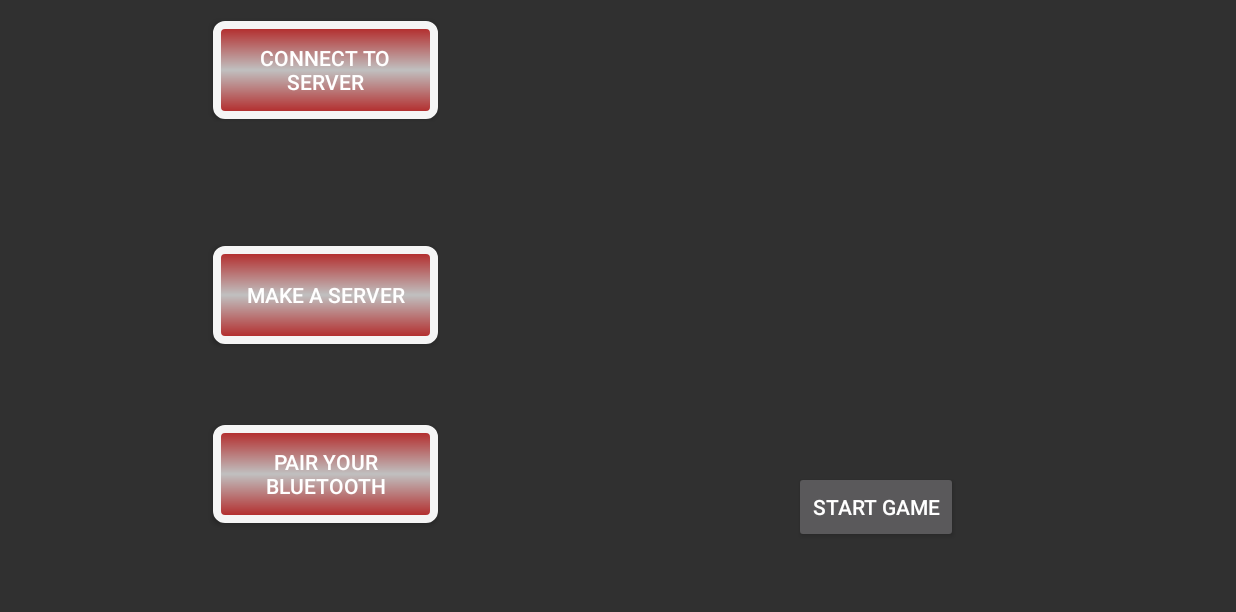
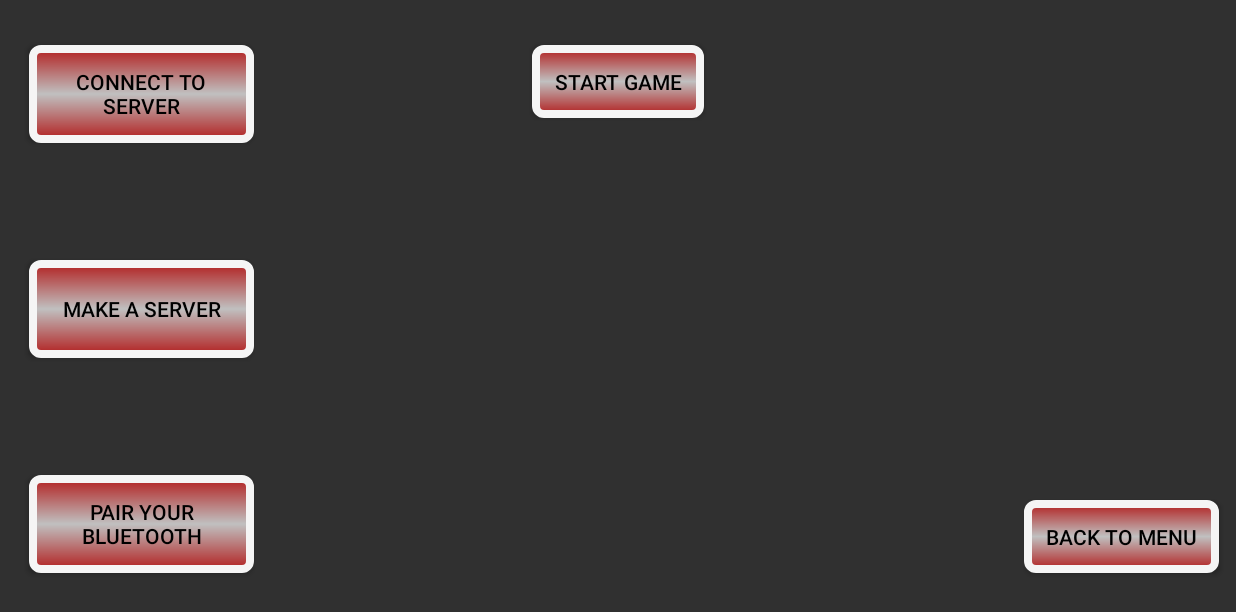
Before and after one commit to Lpo94/FragmentBase, an Android app: the fragment Fragment_Menu_Bluetooth placed in its activity, on a phone screen of 824 x 412 dp (held sideways). Shown: the top 612 px of the screen. Run offline under Robolectric (Android 15) with nearby library versions, the phone set to English and light mode, and no system bars.

Commit message:
Bluetooth ui

```diff
--- a/app/src/main/java/com/example/pc/fragmentbase/Fragments/Fragment_Menu_Bluetooth.java
+++ b/app/src/main/java/com/example/pc/fragmentbase/Fragments/Fragment_Menu_Bluetooth.java
@@ -343,6 +343,7 @@ public class Fragment_Menu_Bluetooth extends Fragment {
                 discover.setVisibility(view.INVISIBLE);
                 scan.setVisibility(view.INVISIBLE);
                 _back.setVisibility(view.INVISIBLE);
+                Connect.setVisibility(view.INVISIBLE);
                 break;
 
             default:
--- a/app/src/main/res/layout/fragment_fragment__menu__bluetooth2.xml
+++ b/app/src/main/res/layout/fragment_fragment__menu__bluetooth2.xml
@@ -4,43 +4,48 @@
 
     <Button
         android:id="@+id/btnVisListe"
-        android:layout_width="wrap_content"
-        android:layout_height="wrap_content"
-        android:layout_above="@+id/deviceListView"
-        android:layout_alignLeft="@+id/Server_button"
-        android:layout_alignStart="@+id/Server_button"
-        android:layout_marginBottom="12dp"
+        android:layout_width="190dp"
+        android:layout_height="45dp"
         android:background="@drawable/buttons"
-        android:text="Show Paired Devices" />
+        android:text="Show Paired Devices"
+        android:layout_alignBottom="@+id/Connect_button"
+        android:layout_alignParentRight="true"
+        android:layout_alignParentEnd="true"
+        android:textColor="#000000"/>
 
     <Button
         android:id="@+id/btnDiscover"
-        android:layout_width="wrap_content"
-        android:layout_height="wrap_content"
-        android:layout_alignBaseline="@+id/btnVisListe"
-        android:layout_alignBottom="@+id/btnVisListe"
-        android:layout_toLeftOf="@+id/btnBack"
-        android:layout_toStartOf="@+id/btnBack"
+        android:layout_width="190dp"
+        android:layout_height="45dp"
         android:background="@drawable/buttons"
-        android:text="Discover" />
+        android:text="Discover"
+        android:layout_alignTop="@+id/Server_button"
+        android:layout_alignParentRight="true"
+        android:layout_alignParentEnd="true"
+        android:textColor="#000000"/>
 
     <Button
         android:id="@+id/btnScan"
-        android:layout_width="wrap_content"
-        android:layout_height="wrap_content"
+        android:layout_width="190dp"
+        android:layout_height="45dp"
+        android:background="@drawable/buttons"
         android:text="Scan"
-        android:layout_alignBaseline="@+id/btnVisListe"
-        android:layout_alignBottom="@+id/btnVisListe"
-        android:layout_toRightOf="@+id/btnBack" />
+        android:layout_alignBaseline="@+id/btnConnect"
+        android:layout_alignBottom="@+id/btnConnect"
+        android:layout_alignParentRight="true"
+        android:layout_alignParentEnd="true"
+        android:textColor="#000000"/>
 
     <Button
         android:id="@+id/btnBack"
         android:layout_width="wrap_content"
         android:layout_height="wrap_content"
-        android:text="Back"
         android:layout_alignBaseline="@+id/BackM_button"
         android:layout_alignBottom="@+id/BackM_button"
-        android:layout_centerHorizontal="true" />
+        android:layout_centerHorizontal="true"
+        android:background="@drawable/buttons"
+        android:text="Back"
+        android:textColor="#000000"/>
 
     <Button
         android:id="@+id/Server_button"
@@ -48,71 +53,75 @@
         android:layout_height="65dp"
         android:background="@drawable/buttons"
         android:text="Make a server"
-        android:layout_above="@+id/Pair_button"
-        android:layout_toLeftOf="@+id/deviceListView"
-        android:layout_toStartOf="@+id/deviceListView"
-        android:layout_marginRight="20dp"
-        android:layout_marginEnd="20dp"
-        android:layout_marginBottom="54dp" />
+        android:layout_marginLeft="19dp"
+        android:layout_marginStart="19dp"
+        android:layout_centerVertical="true"
+        android:layout_alignParentLeft="true"
+        android:layout_alignParentStart="true"
+        android:textColor="#000000"/>
 
     <Button
         android:id="@+id/Connect_button"
         android:layout_width="150dp"
         android:layout_height="65dp"
+        android:layout_marginTop="30dp"
         android:background="@drawable/buttons"
         android:text="Connect to server"
-        android:layout_alignParentTop="true"
-        android:layout_alignLeft="@+id/Server_button"
-        android:layout_alignStart="@+id/Server_button"
-        android:layout_marginTop="14dp" />
+        android:layout_alignLeft="@id/Server_button"
+        android:layout_alignRight="@id/Server_button"
+        android:textColor="#000000"/>
 
     <Button
         android:id="@+id/Pair_button"
         android:layout_width="150dp"
         android:layout_height="65dp"
-        android:layout_marginBottom="13dp"
+        android:layout_marginBottom="30dp"
         android:background="@drawable/buttons"
         android:text="Pair your bluetooth"
-        android:layout_alignBottom="@+id/btnStartGame"
+        android:layout_alignParentBottom="true"
         android:layout_alignLeft="@+id/Server_button"
-        android:layout_alignStart="@+id/Server_button" />
+        android:layout_alignStart="@+id/Server_button"
+        android:textColor="#000000"/>
 
     <Button
         android:id="@+id/BackM_button"
         android:layout_width="wrap_content"
         android:layout_height="wrap_content"
-        android:layout_below="@+id/deviceListView"
-        android:layout_centerHorizontal="true"
-        android:layout_marginTop="15dp"
         android:background="@drawable/buttons"
-        android:text="Back to menu" />
+        android:text="Back to menu"
+        android:layout_alignBottom="@+id/Pair_button"
+        android:layout_alignParentRight="true"
+        android:layout_alignParentEnd="true"
+        android:layout_marginRight="11dp"
+        android:layout_marginEnd="11dp"
+        android:textColor="#000000"/>
 
     <ListView
         android:layout_width="200dp"
         android:layout_height="400dp"
         android:id="@+id/deviceListView"
-        android:layout_centerVertical="true"
-        android:layout_centerHorizontal="true" />
+        android:layout_alignParentTop="true"
+        android:layout_alignParentLeft="true"
+        android:layout_alignParentStart="true" />
 
     <Button
         android:id="@+id/btnConnect"
-        android:layout_width="wrap_content"
-        android:layout_height="wrap_content"
-        android:layout_alignBaseline="@+id/btnScan"
-        android:layout_alignBottom="@+id/btnScan"
-        android:layout_alignLeft="@+id/btnScan"
-        android:layout_alignStart="@+id/btnScan"
+        android:layout_width="190dp"
+        android:layout_height="45dp"
         android:background="@drawable/buttons"
-        android:text="Connect" />
+        android:text="Connect"
+        android:layout_above="@+id/BackM_button"
+        android:layout_alignParentRight="true"
+        android:layout_alignParentEnd="true"
+        android:textColor="#000000"/>
+
     <Button
         android:id="@+id/btnStartGame"
         android:layout_width="wrap_content"
         android:layout_height="wrap_content"
+        android:background="@drawable/buttons"
         android:text="Start Game"
-        android:layout_alignParentBottom="true"
-        android:layout_toRightOf="@+id/deviceListView"
-        android:layout_toEndOf="@+id/deviceListView"
-        android:layout_marginLeft="17dp"
-        android:layout_marginStart="17dp"
-        android:layout_marginBottom="50dp" />
+        android:layout_alignTop="@+id/Connect_button"
+        android:layout_centerHorizontal="true"
+        android:textColor="#000000"/>
 </RelativeLayout>
```
Also changed, not shown: 1 other file.
